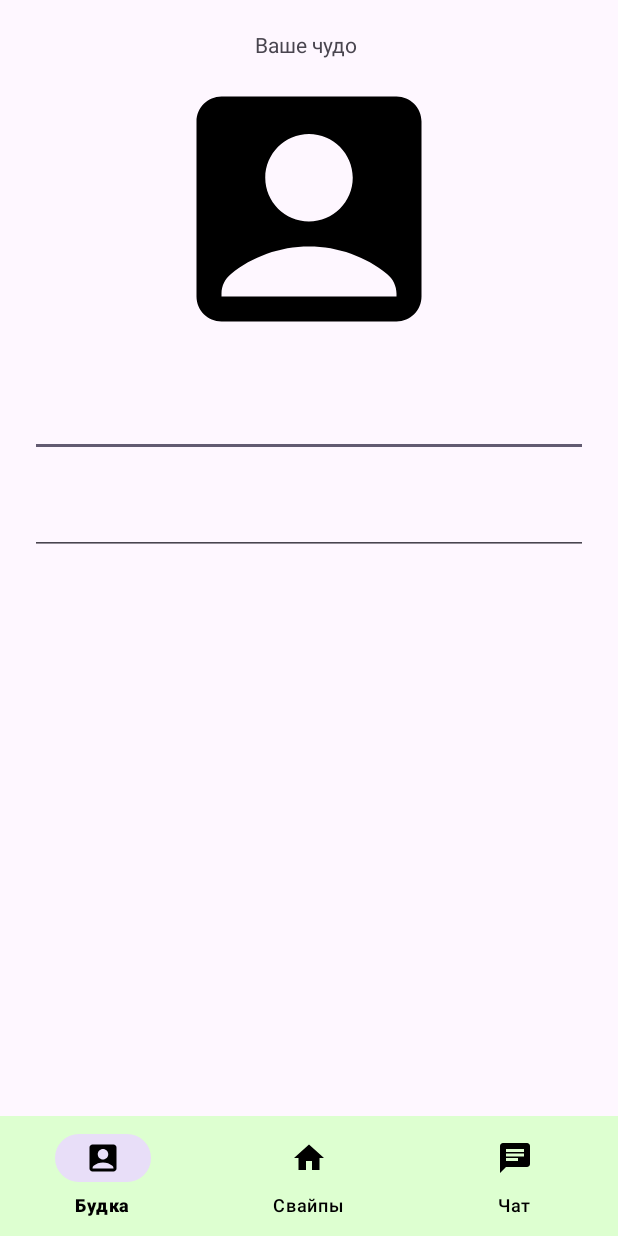
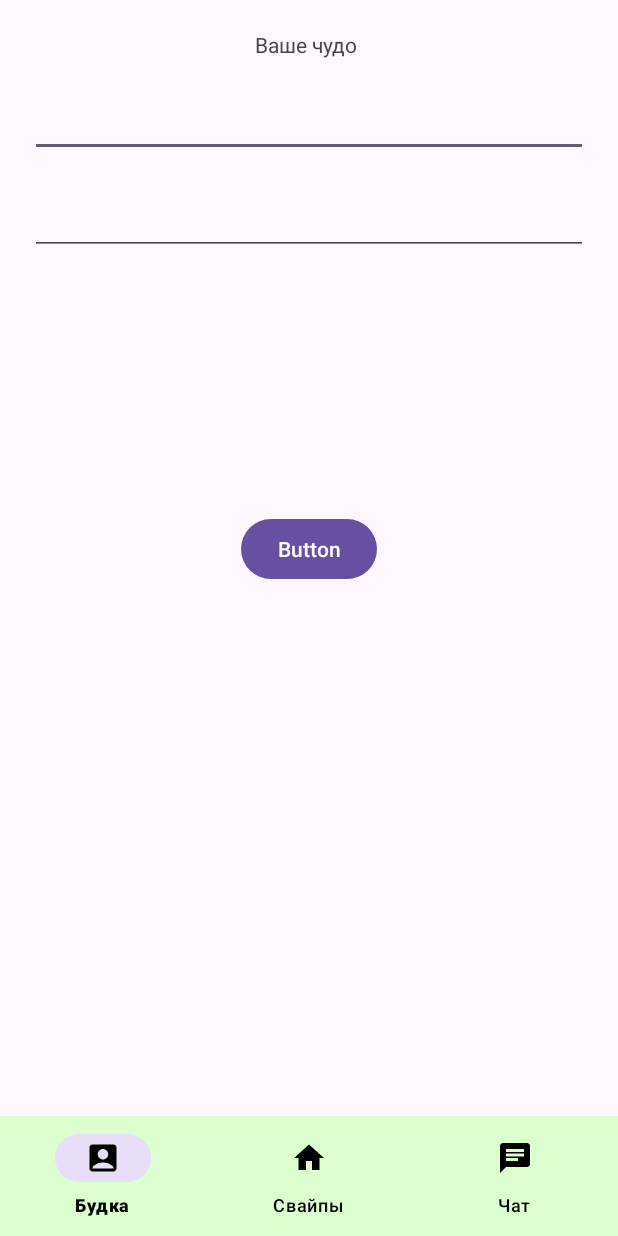
Before and after one commit to XOLP/TinerPets, an Android app: the screen it shows after launch once a user with an empty profile is signed in (MainActivity), on a phone screen of 412 x 824 dp. Run offline under Robolectric (Android 15) with nearby library versions, the phone set to English and light mode, and no system bars; our stand-ins replace Firebase (no records; nobody signed in at launch, a user with empty details on screens opened directly).

Commit message:
Commit 1

```diff
--- a/app/build.gradle.kts
+++ b/app/build.gradle.kts
@@ -55,10 +55,12 @@ dependencies {
     androidTestImplementation("androidx.test.ext:junit:1.1.5")
     androidTestImplementation("androidx.test.espresso:espresso-core:3.5.1")
     implementation("com.google.android.material:material:1.10.0")
+
     implementation ("androidx.activity:activity-ktx:1.3.0-alpha02")
     implementation ("androidx.fragment:fragment-ktx:1.3.0")
 
 
 
 
+
 }
--- a/app/src/main/java/com/example/tinerpets/fragmentsNavMenu/ProfileFragment.kt
+++ b/app/src/main/java/com/example/tinerpets/fragmentsNavMenu/ProfileFragment.kt
@@ -1,31 +1,21 @@
 package com.example.tinerpets.fragmentsNavMenu
 
-import android.app.Activity
-import android.app.Instrumentation.ActivityResult
-import android.content.Context
 import android.content.Intent
-import android.media.Image
 import android.os.Bundle
-import android.provider.MediaStore
-import android.util.Log
 import androidx.fragment.app.Fragment
 import android.view.LayoutInflater
 import android.view.View
 import android.view.ViewGroup
 import android.widget.Button
-import android.widget.ImageView
-import android.widget.Toast
-import androidx.activity.result.contract.ActivityResultContract
-import androidx.activity.result.contract.ActivityResultContracts
 import com.example.tinerpets.CatData
 import com.example.tinerpets.DogData
+import com.example.tinerpets.MainActivity
 import com.example.tinerpets.R
 
 //
 
 
 class ProfileFragment : Fragment() {
-
 
 
 
@@ -41,32 +31,23 @@ class ProfileFragment : Fragment() {
     ): View? {
         // Inflate the layout for this fragment
         val view: View = inflater.inflate(R.layout.fragment_profile, container, false)
-        val selimg : ImageView = view.findViewById(R.id.selectedImage)
+
+        return view
+
+        }
+
+    override fun onViewCreated(view: View, savedInstanceState: Bundle?) {
+        super.onViewCreated(view, savedInstanceState)
+        val btnCreate: Button = view.findViewById(R.id.buttonCreatePet)
+        btnCreate.setOnClickListener{
+            val intent = Intent(activity, CreatePetActivity::class.java )
+            startActivity(intent )
+        }
 
 
 
+    }
 
-        val changeImage =
-            registerForActivityResult(
-                ActivityResultContracts.StartActivityForResult()
-            ) {
-                if (it.resultCode == Activity.RESULT_OK) {
-                    val data = it.data
-                    val imgUri = data?.data
-                    selimg.setImageURI(imgUri)
-                }
-            }
-
-        //val btbSelectImage: Button = view.findViewById(R.id.btn_image_pet_selector)
-        selimg.setOnClickListener(){
-            val pickImg = Intent(Intent.ACTION_PICK, MediaStore.Images.Media.INTERNAL_CONTENT_URI)
-            changeImage.launch(pickImg)
-
-
-
-        }
-        return view
-    }
     //
     fun catCreate() :CatData {
         TODO()
--- a/app/src/main/res/layout/fragment_profile.xml
+++ b/app/src/main/res/layout/fragment_profile.xml
@@ -15,25 +15,19 @@
             android:layout_width="wrap_content"
             android:layout_height="wrap_content"
             android:layout_centerHorizontal="true"
+
             android:layout_marginTop="20dp"
             android:text="Ваше чудо " />
 
-        <ImageView
-            android:id="@+id/selectedImage"
-            android:layout_width="200dp"
-            android:layout_height="200dp"
-            android:layout_below="@+id/profile_text"
-            android:layout_alignParentStart="true"
-            android:layout_alignParentEnd="true"
 
-            android:src="@drawable/ic_menu_profile" />
+
 
 
         <EditText
             android:id="@+id/editTextPetName"
             android:layout_width="wrap_content"
             android:layout_height="wrap_content"
-            android:layout_below="@+id/selectedImage"
+            android:layout_below="@+id/profile_text"
 
             android:layout_alignParentStart="true"
             android:layout_alignParentEnd="true"
@@ -58,6 +52,15 @@
             android:gravity="start|top"
             android:inputType="textMultiLine" />
 
+        <Button
+            android:id="@+id/buttonCreatePet"
+            android:layout_width="wrap_content"
+            android:layout_height="wrap_content"
+            android:layout_below="@+id/editTextTextPetDescription"
+            android:layout_centerHorizontal="true"
+            android:layout_marginTop="172dp"
+            android:text="Button" />
+
 
     </RelativeLayout>
 </FrameLayout>
--- a/app/src/main/res/values/strings.xml
+++ b/app/src/main/res/values/strings.xml
@@ -17,6 +17,8 @@
     <string name="switchReg" translatable="false">Зарегестрироваться</string>
     <string name="SwitchToLogin" translatable="false">Войти</string>
     <!-- TODO: Remove or change this placeholder text -->
+
+
     <string name="hello_blank_fragment" translatable="false">Hello blank fragment</string>
     <string name="singOut" translatable="false">Выйти из аккаунта</string>
 
```
Also changed, not shown: app/src/main/java/com/example/tinerpets/ViewAdapter.kt (added, +56 -0 lines), app/src/main/java/com/example/tinerpets/fragmentsNavMenu/CreatePetActivity.kt (+26 -0 lines), app/src/main/res/layout/activity_create_pet.xml (+43 -0 lines), app/src/main/res/layout/image_slider.xml (added, +19 -0 lines), build.gradle.kts (line endings or trailing spaces), 2 other files.
